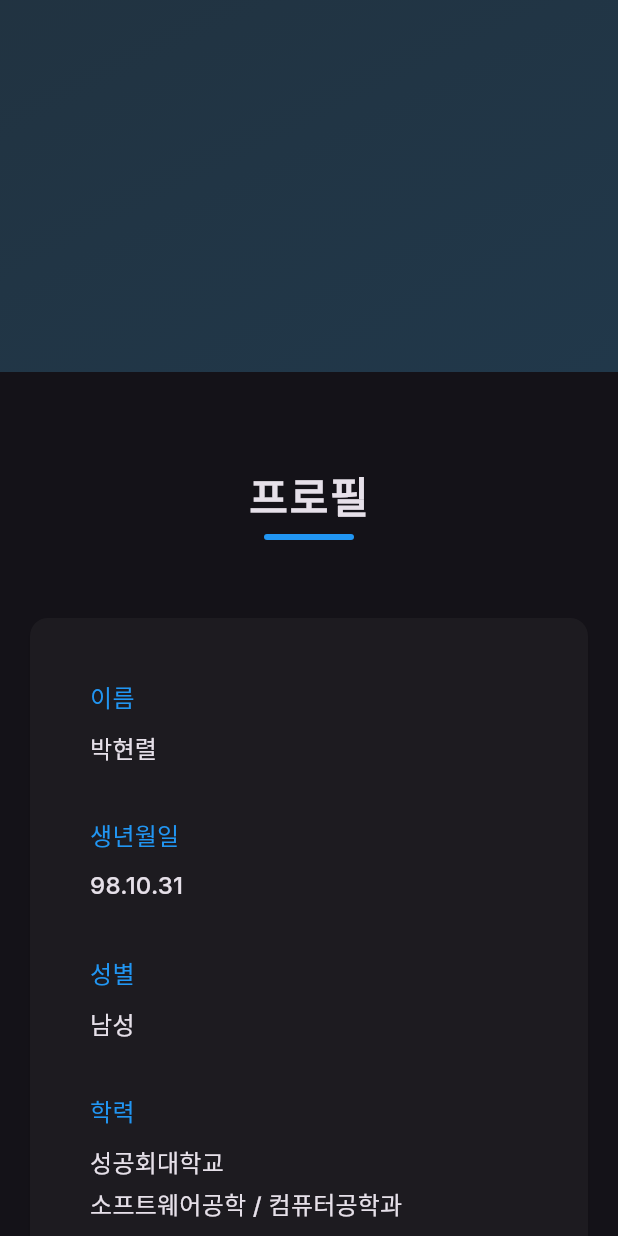
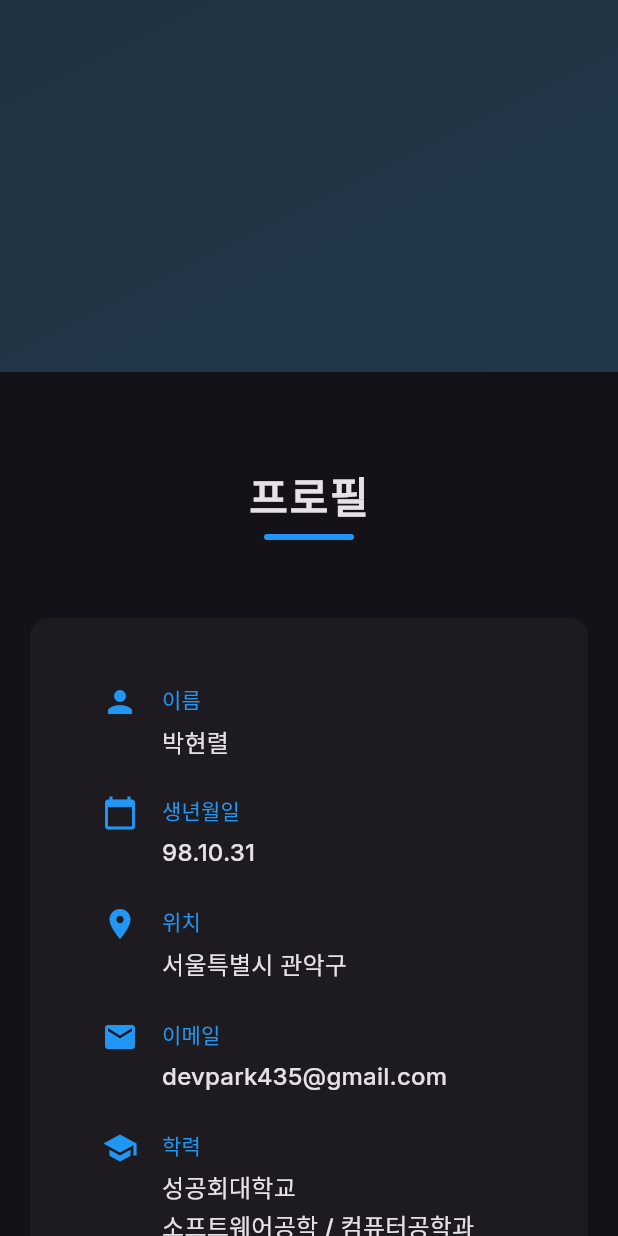
Before and after one commit to devpark435/portfolio_flutter_web, a Flutter app: the screen it shows after launch, scrolled down 576 dp, on a phone screen of 412 x 824 dp. Run offline on Flutter 3.47's test engine with Material 3 defaults, Android fonts, the phone set to English and light mode, and no system bars; our stand-ins replace animated_text_kit, flutter_riverpod, go_router, google_fonts, shared_preferences.

```diff
--- a/lib/data/profile_info.dart
+++ b/lib/data/profile_info.dart
@@ -10,8 +10,12 @@ const List<ProfileInfo> profileInfos = [
     values: ['98.10.31'],
   ),
   ProfileInfo(
-    label: '성별',
-    values: ['남성'],
+    label: '위치',
+    values: ['서울특별시 관악구'],
+  ),
+  ProfileInfo(
+    label: '이메일',
+    values: ['devpark435@gmail.com'],
   ),
   ProfileInfo(
     label: '학력',
--- a/lib/presentation/screens/home/sections/profile_section.dart
+++ b/lib/presentation/screens/home/sections/profile_section.dart
@@ -19,22 +19,47 @@ class ProfileSection extends StatelessWidget {
           const SizedBox(height: 48),
           Card(
             child: Padding(
-              padding: const EdgeInsets.all(24),
-              child: Column(
-                children: [
-                  // const CircleAvatar(
-                  //   radius: 60,
-                  //   backgroundImage: AssetImage('/images/profile.jpeg'),
-                  // ),
-                  // const SizedBox(height: 24),
-                  ...profileInfos.map(
-                    (info) => ProfileInfoItem(
-                      info: info,
-                      isMobile: isMobile,
+              padding: const EdgeInsets.all(32),
+              child: isMobile
+                  ? Column(
+                      children: profileInfos
+                          .map((info) => ProfileInfoItem(
+                                info: info,
+                                isMobile: true,
+                              ))
+                          .toList(),
+                    )
+                  : Row(
+                      // 2열 구조
+                      crossAxisAlignment: CrossAxisAlignment.start,
+                      children: [
+                        Expanded(
+                          // 왼쪽 열
+                          child: Column(
+                            children: profileInfos
+                                .take(3)
+                                .map((info) => ProfileInfoItem(
+                                      info: info,
+                                      isMobile: false,
+                                    ))
+                                .toList(),
+                          ),
+                        ),
+                        Expanded(
+                          // 오른쪽 열
+                          child: Column(
+                            children: profileInfos
+                                .skip(3)
+                                .take(3)
+                                .map((info) => ProfileInfoItem(
+                                      info: info,
+                                      isMobile: false,
+                                    ))
+                                .toList(),
+                          ),
+                        ),
+                      ],
                     ),
-                  ),
-                ],
-              ),
             ),
           ),
         ],
--- a/lib/presentation/widgets/profile_info_item.dart
+++ b/lib/presentation/widgets/profile_info_item.dart
@@ -11,34 +11,61 @@ class ProfileInfoItem extends StatelessWidget {
     required this.isMobile,
   });
 
+  IconData _getIcon() {
+    switch (info.label) {
+      case '이름':
+        return Icons.person;
+      case '생년월일':
+        return Icons.calendar_today;
+      case '위치':
+        return Icons.location_on;
+      case '연락처':
+        return Icons.phone;
+      case '이메일':
+        return Icons.email;
+      case '학력':
+        return Icons.school;
+      case '관심 분야':
+        return Icons.lightbulb;
+      default:
+        return Icons.info;
+    }
+  }
+
   @override
   Widget build(BuildContext context) {
-    return isMobile
-        ? _buildMobileLayout(context)
-        : _buildDesktopLayout(context);
+    if (isMobile) {
+      return _buildMobileLayout(context);
+    }
+    return _buildDesktopLayout(context);
   }
 
   Widget _buildMobileLayout(BuildContext context) {
     return Padding(
-      padding: const EdgeInsets.all(16), // 좌우 패딩 추가로 화면 가장자리와 간격 확보
+      padding: const EdgeInsets.symmetric(vertical: 12, horizontal: 16),
       child: Row(
-        // Column 대신 Row 사용
+        crossAxisAlignment: CrossAxisAlignment.start,
         children: [
+          Icon(
+            _getIcon(),
+            color: Theme.of(context).primaryColor,
+            size: 24,
+          ),
+          const SizedBox(width: 16),
           Expanded(
-            // 텍스트들이 전체 너비를 사용하도록
             child: Column(
-              crossAxisAlignment: CrossAxisAlignment.start, // 모든 텍스트 좌측 정렬
+              crossAxisAlignment: CrossAxisAlignment.start,
               children: [
                 Text(
                   info.label,
-                  style: Theme.of(context).textTheme.titleMedium?.copyWith(
+                  style: Theme.of(context).textTheme.titleSmall?.copyWith(
                         color: Theme.of(context).primaryColor,
                       ),
                 ),
-                const SizedBox(height: 8),
+                const SizedBox(height: 4),
                 ...info.values.map(
                   (value) => Padding(
-                    padding: const EdgeInsets.symmetric(vertical: 2),
+                    padding: const EdgeInsets.only(top: 2),
                     child: Text(
                       value,
                       style: Theme.of(context).textTheme.titleMedium,
@@ -54,32 +81,41 @@ class ProfileInfoItem extends StatelessWidget {
   }
 
   Widget _buildDesktopLayout(BuildContext context) {
-    return Padding(
-      padding: const EdgeInsets.symmetric(vertical: 8),
+    final textColor = Theme.of(context).primaryColor;
+
+    return Container(
+      padding: const EdgeInsets.symmetric(vertical: 12),
       child: Row(
-        mainAxisAlignment: MainAxisAlignment.center,
+        mainAxisAlignment: MainAxisAlignment.spaceBetween, // 좌우 정렬
+        children: [
+          SizedBox(
+            // 왼쪽 영역
+            width: 300, // 고정 너비
+            child: Row(
+              children: [
+                Icon(
+                  _getIcon(),
+                  color: textColor,
+                  size: 32,
+                ),
+                const SizedBox(width: 16),
+                Column(
                   crossAxisAlignment: CrossAxisAlignment.start,
                   children: [
-          SizedBox(
-            width: 100,
-            child: Text(
+                    Text(
                       info.label,
                       style: Theme.of(context).textTheme.titleMedium?.copyWith(
-                    color: Theme.of(context).primaryColor,
-                  ),
-              textAlign: TextAlign.left,
+                            color: textColor,
                           ),
                     ),
-          const SizedBox(width: 24),
-          Expanded(
-            child: Column(
-              crossAxisAlignment: CrossAxisAlignment.start,
-              children: info.values
-                  .map((value) => Text(
+                    const SizedBox(height: 4),
+                    ...info.values.map((value) => Text(
                           value,
                           style: Theme.of(context).textTheme.titleMedium,
-                      ))
-                  .toList(),
+                        )),
+                  ],
+                ),
+              ],
             ),
           ),
         ],
```
Lines whose indentation alone changed are shown as unchanged.
